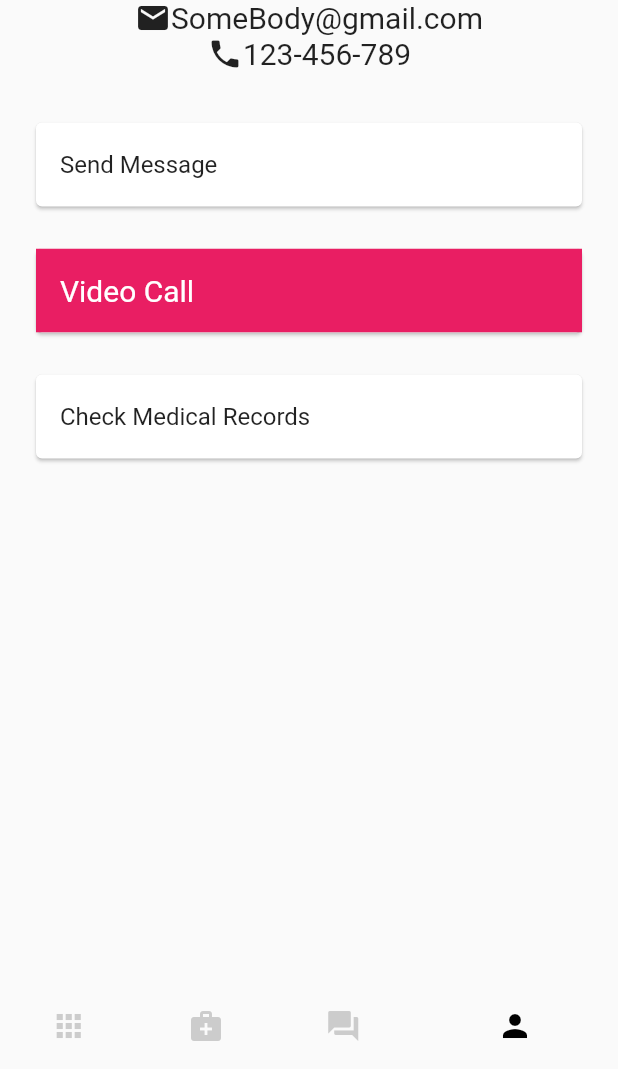
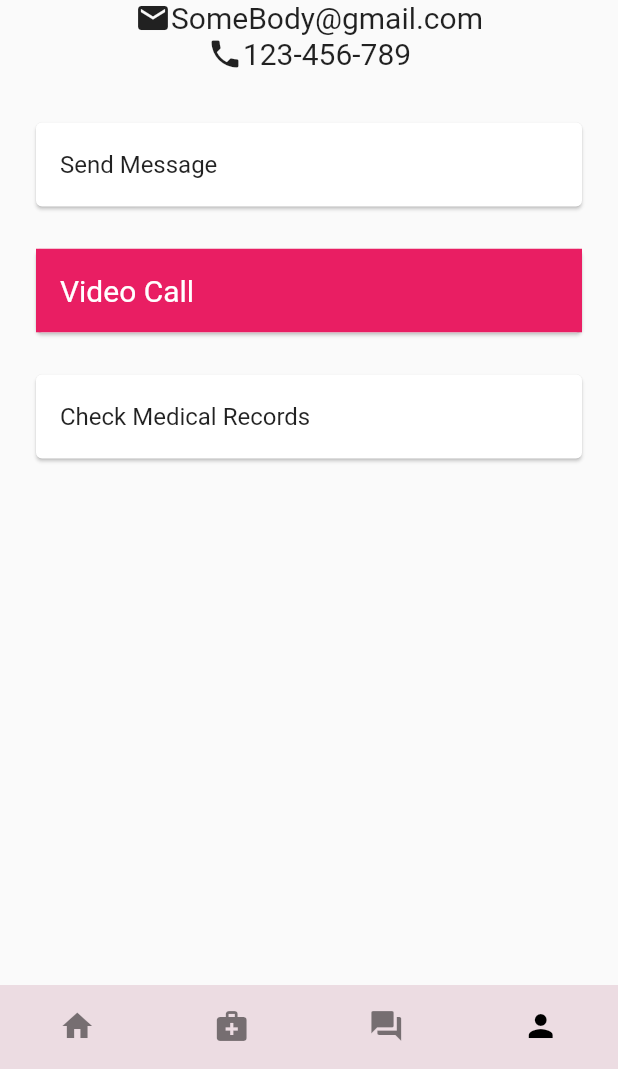
Before and after one commit to GDSC-2022/Preg9_FE, a Flutter app: the screen it shows after launch, item 4 of the bottom bar chosen, on a phone screen of 412 x 824 dp, the part 167-1236 px from its top. Run offline on Flutter 3.47's test engine with Material 2 defaults, Android fonts, the phone set to English and light mode, and no system bars; our stand-ins replace timeline_tile.

Commit message:
Add files via upload

```diff
--- a/lib/home.dart
+++ b/lib/home.dart
@@ -30,15 +30,17 @@ class _HomePageState extends State<HomePage> {
     return Scaffold(
       body: pages[currentIndex],
       bottomNavigationBar: BottomNavigationBar(
+          type: BottomNavigationBarType.fixed,
+          backgroundColor: const Color.fromARGB(255, 236, 220, 226),
           onTap: onTap,
           currentIndex: currentIndex,
           selectedItemColor: Colors.black,
-          unselectedItemColor: Colors.grey.withOpacity(0.5),
+          unselectedItemColor: Colors.black.withOpacity(0.5),
           elevation: 0,
           showSelectedLabels: false,
           showUnselectedLabels: false,
-          items: [
-            BottomNavigationBarItem(label: 'Home', icon: Icon(Icons.apps)),
+          items: const [
+            BottomNavigationBarItem(label: 'Home', icon: Icon(Icons.home)),
             BottomNavigationBarItem(
                 label: 'My Doctors', icon: Icon(Icons.medical_services)),
             BottomNavigationBarItem(
```
Also changed, not shown: lib/main.dart (line endings or trailing spaces).
